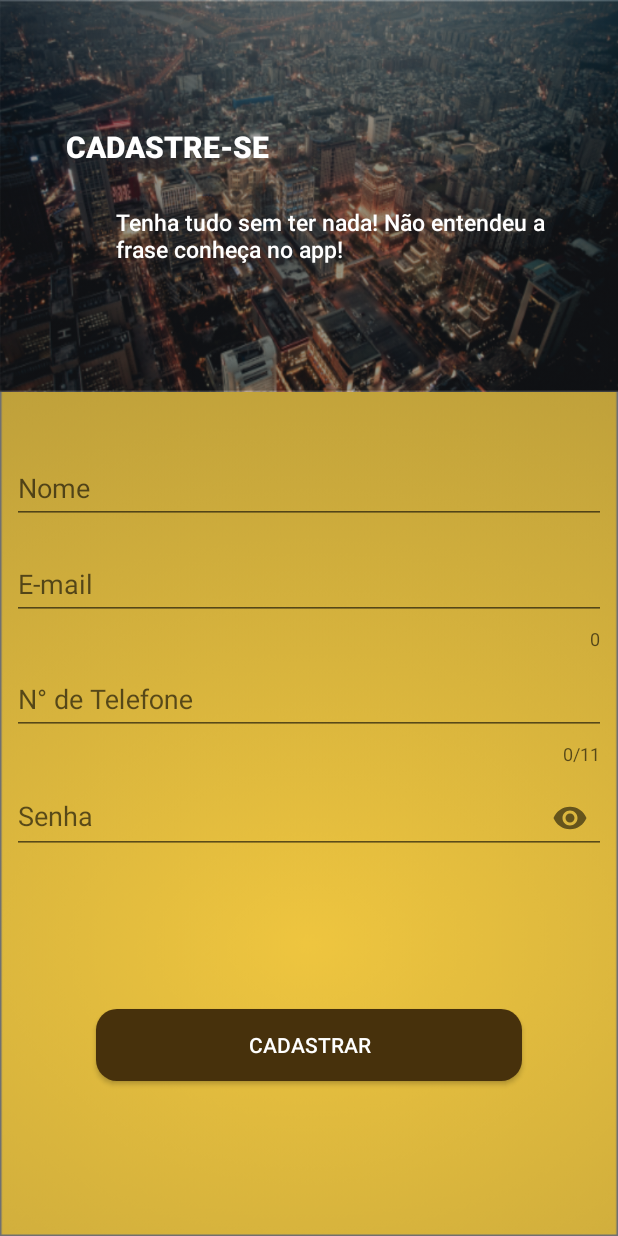
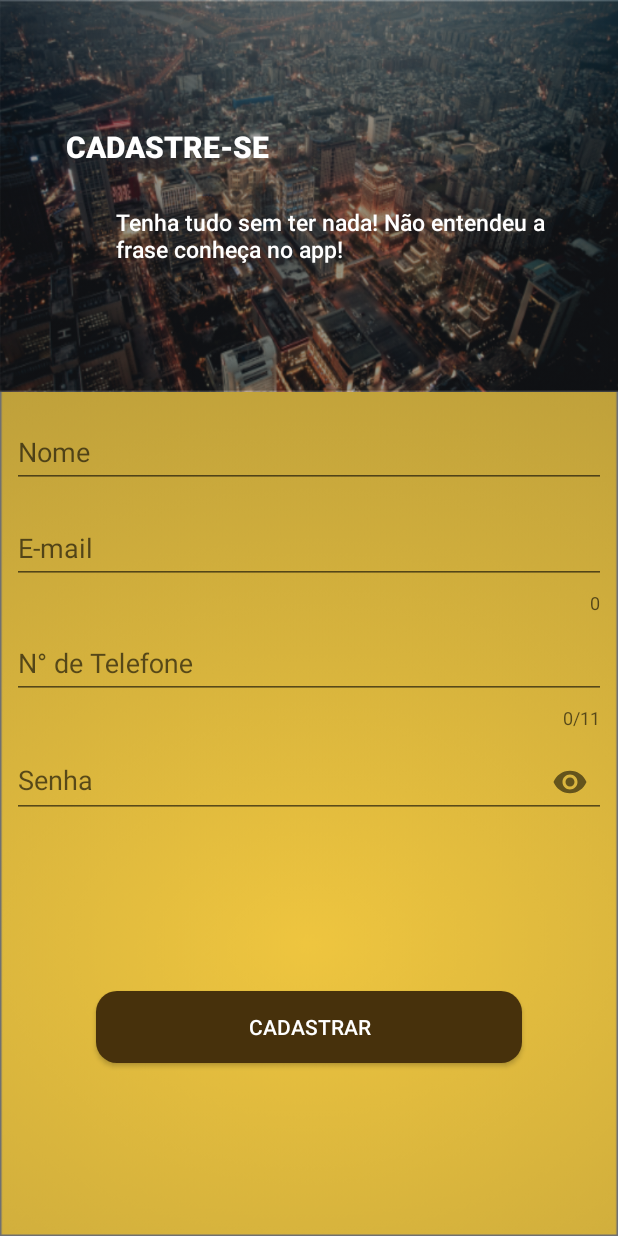
Before and after one commit to arthurproducer/ClubedoUrsolao, an Android app: the LoginFragment screen opened directly, with no data from a screen before it, after a tap on "Não tem conta ainda? Cadastre-se", on a phone screen of 412 x 824 dp. Run offline under Robolectric (Android 15) with nearby library versions, the phone set to English and light mode, and no system bars; 1 other tap on this screen came first.

Commit message:
Creating List and Layout RegisterUser 2

```diff
--- a/app/src/main/java/br/com/arthur/clubedoursolao/view/login/LoginFragment.kt
+++ b/app/src/main/java/br/com/arthur/clubedoursolao/view/login/LoginFragment.kt
@@ -1,12 +1,15 @@
 package br.com.arthur.clubedoursolao.view.login
 
 
+import android.content.Intent
 import android.os.Bundle
 import android.view.LayoutInflater
 import android.view.View
 import android.view.ViewGroup
 import androidx.fragment.app.Fragment
 import androidx.navigation.findNavController
+import br.com.arthur.clubedoursolao.LoginActivity
+import br.com.arthur.clubedoursolao.MainActivity
 import br.com.arthur.clubedoursolao.R
 import kotlinx.android.synthetic.main.fragment_login.*
 
@@ -32,6 +35,10 @@ class LoginFragment : Fragment() {
         registerLink.setOnClickListener {
             it.findNavController()?.navigate(R.id.action_loginFragment_to_registerUserFragment)
         }
+        btnLogar.setOnClickListener {
+            it.findNavController()?.navigate(R.id.action_loginFragment_to_myProductFragment)
+
+        }
     }
 
 }
--- a/app/src/main/res/layout/fragment_register_user.xml
+++ b/app/src/main/res/layout/fragment_register_user.xml
@@ -50,7 +50,7 @@
     <com.google.android.material.textfield.TextInputLayout
             android:layout_width="match_parent"
             android:layout_height="wrap_content"
-            android:id="@+id/tilName" android:layout_marginTop="32dp"
+            android:id="@+id/tilName" android:layout_marginTop="8dp"
             app:layout_constraintTop_toBottomOf="@+id/imageView5" app:layout_constraintStart_toStartOf="parent"
             android:layout_marginStart="8dp" app:layout_constraintEnd_toEndOf="parent" android:layout_marginEnd="8dp">
         <com.google.android.material.textfield.TextInputEditText
--- a/app/src/main/res/layout/row_cardview_myproducts.xml
+++ b/app/src/main/res/layout/row_cardview_myproducts.xml
@@ -6,8 +6,8 @@
         android:layout_width="match_parent"
         android:layout_height="wrap_content"
 
-        app:cardCornerRadius="3dp"
-        app:cardElevation="2dp"
+        app:cardCornerRadius="11dp"
+        app:cardElevation="3dp"
         app:cardUseCompatPadding="true" android:id="@+id/materialCardView">
 
     <androidx.constraintlayout.widget.ConstraintLayout
--- a/app/src/main/res/navigation/navigation.xml
+++ b/app/src/main/res/navigation/navigation.xml
@@ -11,8 +11,12 @@
               android:label="LoginFragment">
         <action android:id="@+id/action_loginFragment_to_registerUserFragment"
                 app:destination="@id/registerUserFragment"/>
+        <action android:id="@+id/action_loginFragment_to_myProductFragment" app:destination="@id/myProductFragment"/>
     </fragment>
     <fragment android:id="@+id/registerUserFragment"
               android:name="br.com.arthur.clubedoursolao.view.registerUser.RegisterUserFragment"
               android:label="fragment_register_user" tools:layout="@layout/fragment_register_user"/>
+    <fragment android:id="@+id/myProductFragment"
+              android:name="br.com.arthur.clubedoursolao.view.list.MyProductFragment"
+              android:label="fragment_my_product" tools:layout="@layout/fragment_my_product"/>
 </navigation>
```
Also changed, not shown: app/src/main/java/br/com/arthur/clubedoursolao/model/Product.kt (+6 -3 lines), app/src/main/java/br/com/arthur/clubedoursolao/view/list/MyProductFragment.kt (+31 -0 lines), app/src/main/res/layout/fragment_login.xml (+9 -4 lines).
